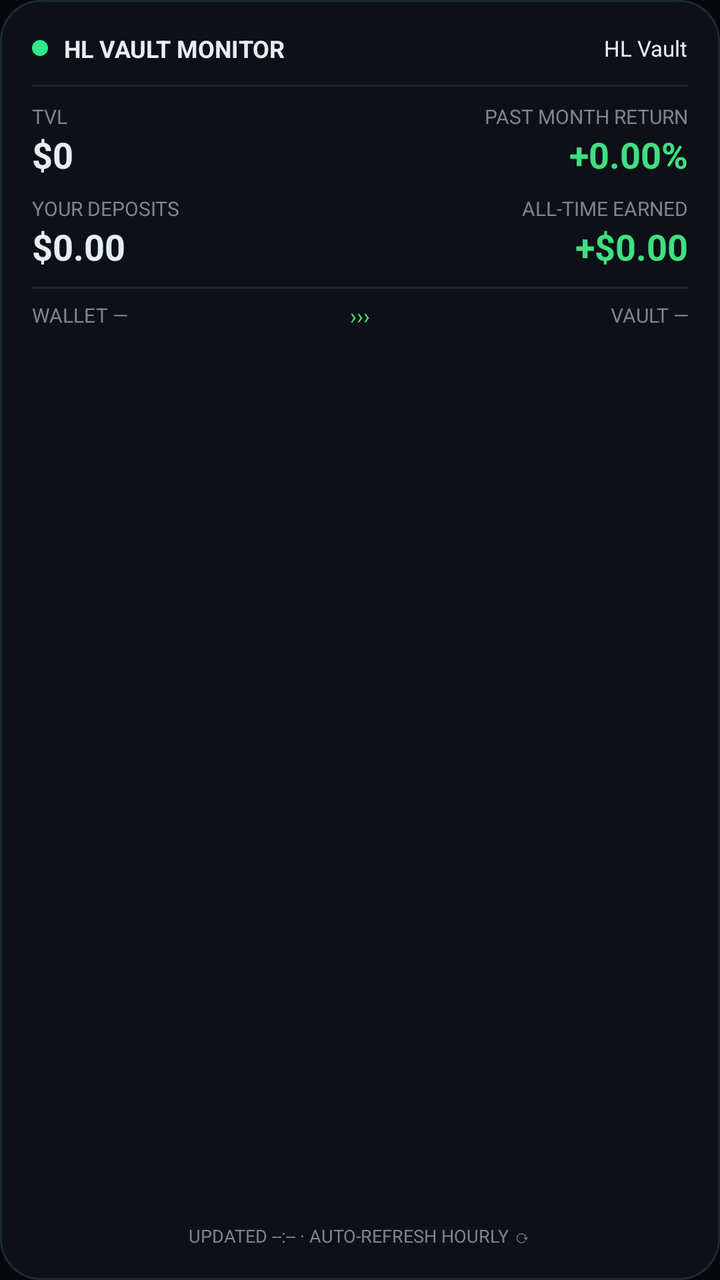
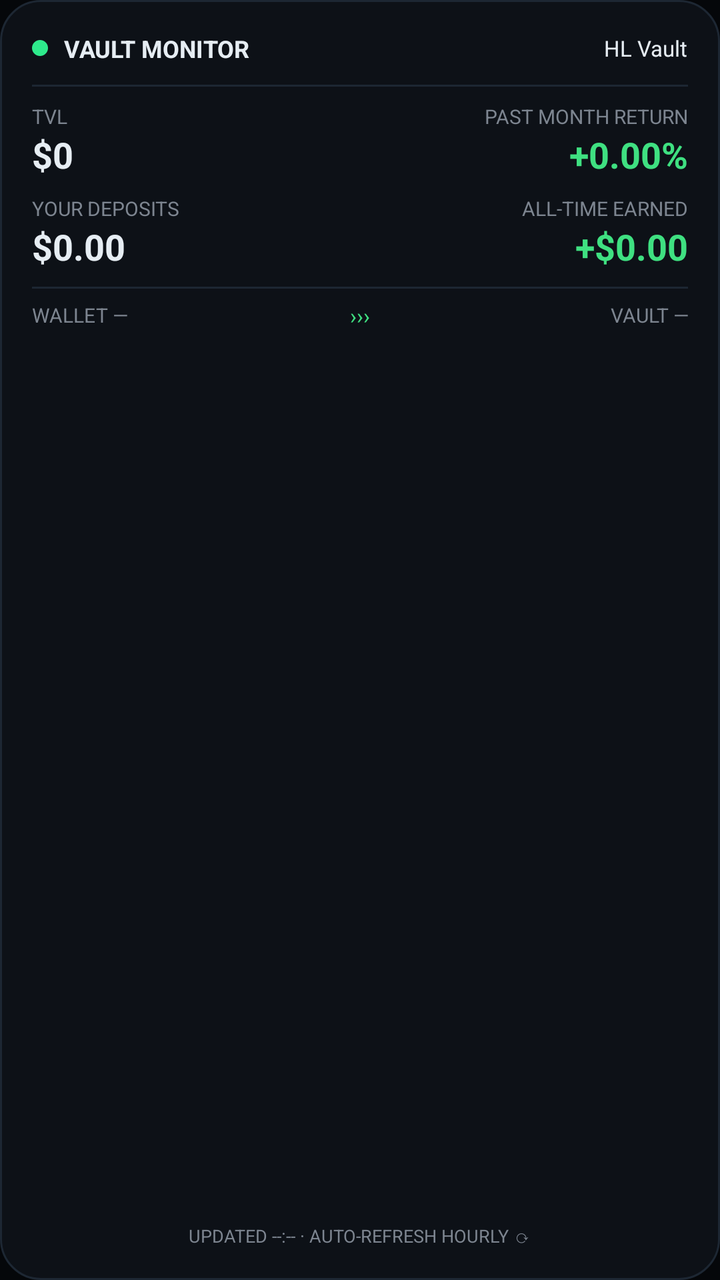

Compare the two renders of this Android layout. The source of the first and the diff that turns it into the second are given below.
<!-- AndroidManifest.xml: application theme Theme.HLVaultMonitor -->
<!-- res/layout/widget_layout.xml -->
<?xml version="1.0" encoding="utf-8"?>
<RelativeLayout xmlns:android="http://schemas.android.com/apk/res/android"
    android:id="@+id/widget_root"
    android:layout_width="match_parent"
    android:layout_height="match_parent"
    android:background="@drawable/widget_bg"
    android:padding="16dp">

    
    <LinearLayout
        android:id="@+id/header_layout"
        android:layout_width="match_parent"
        android:layout_height="wrap_content"
        android:orientation="horizontal"
        android:gravity="center_vertical"
        android:layout_alignParentTop="true">

        <ImageView
            android:id="@+id/dot_live"
            android:layout_width="8dp"
            android:layout_height="8dp"
            android:src="@drawable/dot_live"
            android:contentDescription="Live" />

        <TextView
            android:id="@+id/txt_brand"
            android:layout_width="0dp"
            android:layout_height="wrap_content"
            android:layout_weight="1"
            android:layout_marginStart="8dp"
            android:text="HL VAULT MONITOR"
            android:textColor="#e6edf3"
            android:textSize="12sp"
            android:textStyle="bold" />

        <TextView
            android:id="@+id/txt_vault_name"
            android:layout_width="wrap_content"
            android:layout_height="wrap_content"
            android:text="HL Vault"
            android:textColor="#e6edf3"
            android:textSize="11sp"
            android:ellipsize="end"
            android:maxLines="1" />
    </LinearLayout>

    <View
        android:id="@+id/divider_head"
        android:layout_width="match_parent"
        android:layout_height="1dp"
        android:background="#1d2733"
        android:layout_below="@id/header_layout"
        android:layout_marginTop="10dp" />

    
    <LinearLayout
        android:id="@+id/grid_container"
        android:layout_width="match_parent"
        android:layout_height="wrap_content"
        android:orientation="vertical"
        android:layout_below="@id/divider_head"
        android:layout_marginTop="8dp">

        
        <LinearLayout
            android:layout_width="match_parent"
            android:layout_height="wrap_content"
            android:orientation="horizontal">

            <LinearLayout
                android:layout_width="0dp"
                android:layout_height="wrap_content"
                android:layout_weight="1"
                android:orientation="vertical"
                android:paddingEnd="8dp">
                <TextView
                    android:id="@+id/lbl_tvl"
                    android:layout_width="wrap_content"
                    android:layout_height="wrap_content"
                    android:text="TVL"
                    android:textColor="#7d8590"
                    android:textSize="10sp" />
                <TextView
                    android:id="@+id/val_tvl"
                    android:layout_width="wrap_content"
                    android:layout_height="wrap_content"
                    android:text="$0"
                    android:textColor="#e6edf3"
                    android:textSize="18sp"
                    android:textStyle="bold" />
            </LinearLayout>

            <LinearLayout
                android:layout_width="0dp"
                android:layout_height="wrap_content"
                android:layout_weight="1"
                android:orientation="vertical"
                android:gravity="end">
                <TextView
                    android:id="@+id/lbl_month"
                    android:layout_width="wrap_content"
                    android:layout_height="wrap_content"
                    android:text="PAST MONTH RETURN"
                    android:textColor="#7d8590"
                    android:textSize="10sp" />
                <TextView
                    android:id="@+id/val_month"
                    android:layout_width="wrap_content"
                    android:layout_height="wrap_content"
                    android:text="+0.00%"
                    android:textColor="#3fe081"
                    android:textSize="18sp"
                    android:textStyle="bold" />
            </LinearLayout>
        </LinearLayout>

        
        <LinearLayout
            android:layout_width="match_parent"
            android:layout_height="wrap_content"
            android:orientation="horizontal"
            android:layout_marginTop="8dp">

            <LinearLayout
                android:layout_width="0dp"
                android:layout_height="wrap_content"
                android:layout_weight="1"
                android:orientation="vertical"
                android:paddingEnd="8dp">
                <TextView
                    android:id="@+id/lbl_deposits"
                    android:layout_width="wrap_content"
                    android:layout_height="wrap_content"
                    android:text="YOUR DEPOSITS"
                    android:textColor="#7d8590"
                    android:textSize="10sp" />
                <TextView
                    android:id="@+id/val_deposits"
                    android:layout_width="wrap_content"
                    android:layout_height="wrap_content"
                    android:text="$0.00"
                    android:textColor="#e6edf3"
                    android:textSize="18sp"
                    android:textStyle="bold" />
            </LinearLayout>

            <LinearLayout
                android:layout_width="0dp"
                android:layout_height="wrap_content"
                android:layout_weight="1"
                android:orientation="vertical"
                android:gravity="end">
                <TextView
                    android:id="@+id/lbl_earned"
                    android:layout_width="wrap_content"
                    android:layout_height="wrap_content"
                    android:text="ALL-TIME EARNED"
                    android:textColor="#7d8590"
                    android:textSize="10sp" />
                <TextView
                    android:id="@+id/val_earned"
                    android:layout_width="wrap_content"
                    android:layout_height="wrap_content"
                    android:text="+$0.00"
                    android:textColor="#3fe081"
                    android:textSize="18sp"
                    android:textStyle="bold" />
            </LinearLayout>
        </LinearLayout>
    </LinearLayout>

    <View
        android:id="@+id/divider_meta"
        android:layout_width="match_parent"
        android:layout_height="1dp"
        android:background="#1d2733"
        android:layout_below="@id/grid_container"
        android:layout_marginTop="8dp" />

    
    <LinearLayout
        android:id="@+id/meta_layout"
        android:layout_width="match_parent"
        android:layout_height="wrap_content"
        android:orientation="horizontal"
        android:gravity="center_vertical"
        android:layout_below="@id/divider_meta"
        android:layout_marginTop="6dp">

        <TextView
            android:id="@+id/txt_wallet_short"
            android:layout_width="0dp"
            android:layout_height="wrap_content"
            android:layout_weight="1"
            android:text="WALLET —"
            android:textColor="#7d8590"
            android:textSize="10sp" />

        <TextView
            android:id="@+id/txt_arrow"
            android:layout_width="wrap_content"
            android:layout_height="wrap_content"
            android:text=" ››› "
            android:textColor="#3fe081"
            android:textSize="11sp" />

        <TextView
            android:id="@+id/txt_vault_short"
            android:layout_width="0dp"
            android:layout_height="wrap_content"
            android:layout_weight="1"
            android:gravity="end"
            android:text="VAULT —"
            android:textColor="#7d8590"
            android:textSize="10sp" />
    </LinearLayout>

    
    <TextView
        android:id="@+id/txt_footer"
        android:layout_width="match_parent"
        android:layout_height="wrap_content"
        android:gravity="center"
        android:text="UPDATED --:-- · AUTO-REFRESH HOURLY ⟳"
        android:textColor="#7d8590"
        android:textSize="9sp"
        android:layout_alignParentBottom="true"
        android:layout_marginTop="4dp" />
</RelativeLayout>
<!-- resources referenced by this layout -->
<resources>
  <!-- drawable dot_live (drawable) -->
  <?xml version="1.0" encoding="utf-8"?>
  <shape xmlns:android="http://schemas.android.com/apk/res/android"
      android:shape="oval">
      <solid android:color="#2eea8c" />
      <size android:width="10dp" android:height="10dp" />
  </shape>
  <!-- drawable widget_bg (drawable) -->
  <?xml version="1.0" encoding="utf-8"?>
  <shape xmlns:android="http://schemas.android.com/apk/res/android"
      android:shape="rectangle">
      <solid android:color="#0d1117" />
      <stroke android:width="1dp" android:color="#1d2733" />
      <corners android:radius="20dp" />
  </shape>
  <style name="Theme.HLVaultMonitor" parent="android:Theme.Material.Light.NoActionBar">
          <item name="android:statusBarColor">#05070a</item>
          <item name="android:navigationBarColor">#05070a</item>
          <item name="android:windowBackground">#05070a</item>
      </style>
</resources>

<!-- the commit's change to res/layout/widget_layout.xml (unified diff, before → after) -->
@@ -28,7 +28,7 @@
             android:layout_height="wrap_content"
             android:layout_weight="1"
             android:layout_marginStart="8dp"
-            android:text="HL VAULT MONITOR"
+            android:text="VAULT MONITOR"
             android:textColor="#e6edf3"
             android:textSize="12sp"
             android:textStyle="bold" />
@@ -44,7 +44,7 @@
             android:maxLines="1" />
     </LinearLayout>
 
-    <View
+    <FrameLayout
         android:id="@+id/divider_head"
         android:layout_width="match_parent"
         android:layout_height="1dp"
@@ -169,7 +169,7 @@
         </LinearLayout>
     </LinearLayout>
 
-    <View
+    <FrameLayout
         android:id="@+id/divider_meta"
         android:layout_width="match_parent"
         android:layout_height="1dp"
